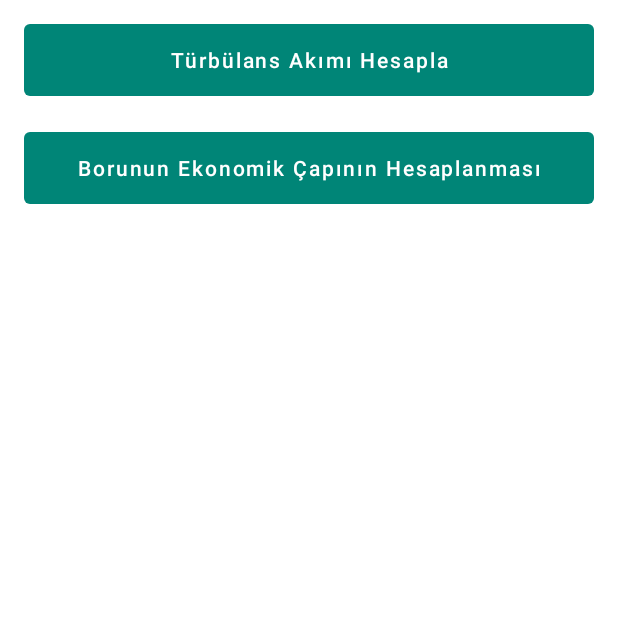
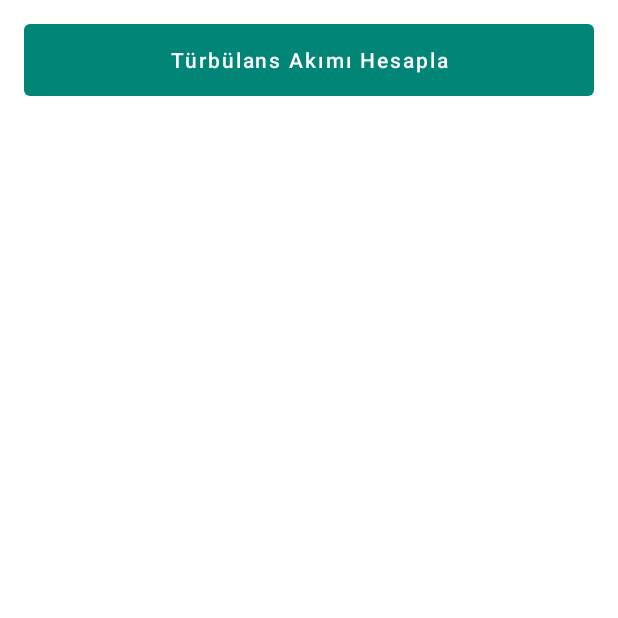
Before and after one commit to nuriefeoglu/MbuProject, an Android app: the screen it shows after launch (MainActivity), on a phone screen of 412 x 824 dp, the top half of it. Run offline under Robolectric (Android 15) with nearby library versions, the phone set to English and light mode, and no system bars; our stand-ins replace ButterKnife.

```diff
--- a/app/src/main/java/com/nuriefeoglu/mbuproject/base/BaseActivity.java
+++ /dev/null
@@ -1,74 +0,0 @@
-package com.nuriefeoglu.mbuproject.base;
-
-import android.os.Bundle;
-import android.view.View;
-import android.widget.TextView;
-import android.widget.Toast;
-
-import com.google.android.material.button.MaterialButton;
-import com.nuriefeoglu.mbuproject.R;
-
-import androidx.annotation.LayoutRes;
-import androidx.annotation.Nullable;
-import androidx.annotation.StringRes;
-import androidx.appcompat.app.AppCompatActivity;
-import butterknife.BindView;
-import butterknife.ButterKnife;
-import butterknife.Unbinder;
-
-public abstract class BaseActivity extends AppCompatActivity implements IView {
-
-
-    public Unbinder unbinder;
-    @BindView(R.id.incHeader)
-    View includeLayout;
-
-    @Override
-    protected void onCreate(@Nullable Bundle savedInstanceState) {
-        super.onCreate(savedInstanceState);
-        setContentView(layoutRes());
-        unbinder = ButterKnife.bind(this);
-        setupHeader();
-        viewDidLoad();
-    }
-
-
-    static class HeaderLayout {
-        @BindView(R.id.txtHeader)
-        TextView txtHeader;
-        @BindView(R.id.btnHeaderBack)
-        MaterialButton btnBack;
-    }
-
-    @Override
-    public void setupHeader() {
-        HeaderLayout headerLayout = new HeaderLayout();
-        ButterKnife.bind(headerLayout, includeLayout);
-        headerLayout.txtHeader.setText(setHeaderText());
-        headerLayout.btnBack.setOnClickListener(v -> onBackPressed());
-    }
-
-    protected abstract void viewDidLoad();
-
-    @Override
-    protected void onDestroy() {
-        super.onDestroy();
-        if (unbinder != null) {
-            unbinder.unbind();
-            unbinder = null;
-        }
-    }
-
-
-    public void showToast(String message) {
-        Toast.makeText(this, message, Toast.LENGTH_SHORT).show();
-    }
-
-    public String getStringResource(@StringRes int resId) {
-        return getResources().getString(resId);
-    }
-
-    @LayoutRes
-    protected abstract int layoutRes();
-
-}
--- a/app/src/main/java/com/nuriefeoglu/mbuproject/base/IView.java
+++ /dev/null
@@ -1,9 +0,0 @@
-package com.nuriefeoglu.mbuproject.base;
-
-public interface IView {
-
-    void setupHeader();
-    String setHeaderText();
-
-
-}
--- a/app/src/main/java/com/nuriefeoglu/mbuproject/calculateEconomicDiameterOfThePipe/ICalculateEconomicDiameterOfThePipeView.kt
+++ /dev/null
@@ -1,6 +0,0 @@
-package com.nuriefeoglu.mbuproject.calculateEconomicDiameterOfThePipe
-
-interface ICalculateEconomicDiameterOfThePipeView {
-
-    fun setupButtonListener()
-}
--- a/app/src/main/java/com/nuriefeoglu/mbuproject/home/MainActivity.java
+++ b/app/src/main/java/com/nuriefeoglu/mbuproject/home/MainActivity.java
@@ -1,16 +1,19 @@
 package com.nuriefeoglu.mbuproject.home;
 
 import android.content.Intent;
+import android.os.Bundle;
+
+import androidx.appcompat.app.AppCompatActivity;
 
 import com.google.android.material.button.MaterialButton;
 import com.nuriefeoglu.mbuproject.R;
-import com.nuriefeoglu.mbuproject.base.BaseActivity;
-import com.nuriefeoglu.mbuproject.calculateEconomicDiameterOfThePipe.CalculateEconomicDiameterOfThePipeActivity;
 import com.nuriefeoglu.mbuproject.turbulancecurrent.TurbulanceCurrentActivitiy;
 
 import butterknife.BindView;
+import butterknife.ButterKnife;
+import butterknife.Unbinder;
 
-public class MainActivity extends BaseActivity {
+public class MainActivity extends AppCompatActivity {
 
     //1)TÜRBÜLANS AKIMI HESAPLAMA
     //2)BORUNUN EKONOMİK ÇAPINI HESAPLAMA
@@ -28,16 +31,15 @@ public class MainActivity extends BaseActivity {
 
     @BindView(R.id.btnCalculateTurbulance)
     MaterialButton btnCalculateTurbulance;
-    @BindView(R.id.btnCalculateEconomicDiameter)
-    MaterialButton btnCalculateEconomicDiameter;
 
-
+    private Unbinder unbinder;
 
     @Override
-    protected void viewDidLoad() {
-
+    protected void onCreate(Bundle savedInstanceState) {
+        super.onCreate(savedInstanceState);
+        setContentView(R.layout.activity_main);
+        unbinder = ButterKnife.bind(this);
         setupListeners();
-
     }
 
     private void setupListeners() {
@@ -49,23 +51,15 @@ public class MainActivity extends BaseActivity {
 
         });
 
-        btnCalculateEconomicDiameter.setOnClickListener(v -> {
-
-            Intent intent = new Intent(this, CalculateEconomicDiameterOfThePipeActivity.class);
-            startActivity(intent);
-        });
-
 
     }
 
-
     @Override
-    protected int layoutRes() {
-        return R.layout.activity_main;
-    }
-
-    @Override
-    public String setHeaderText() {
-        return null;
+    protected void onDestroy() {
+        super.onDestroy();
+        if (unbinder != null) {
+            unbinder.unbind();
+            unbinder = null;
+        }
     }
 }
--- a/app/src/main/res/layout/activitiy_turbulancecurrent.xml
+++ b/app/src/main/res/layout/activitiy_turbulancecurrent.xml
@@ -11,8 +11,6 @@
     <LinearLayout
         android:layout_width="match_parent"
         android:layout_height="wrap_content"
-        android:focusableInTouchMode="true"
-        android:focusable="true"
         android:orientation="vertical">
 
         <include
@@ -91,7 +89,6 @@
                 android:textAllCaps="false"
                 android:text="@string/calculate"
                 android:id="@+id/btn_hesapla"
-                android:stateListAnimator="@null"
                 />
 
             <TextView
--- a/app/src/main/res/layout/activity_main.xml
+++ b/app/src/main/res/layout/activity_main.xml
@@ -11,36 +11,20 @@
         android:orientation="vertical"
         tools:context=".home.MainActivity">
 
+
         <com.google.android.material.button.MaterialButton
-            android:id="@+id/btnCalculateTurbulance"
             android:layout_width="match_parent"
             android:layout_height="wrap_content"
+            android:insetTop="0dp"
             android:insetLeft="0dp"
-            android:insetTop="0dp"
             android:insetRight="0dp"
             android:insetBottom="0dp"
+            android:textAllCaps="false"
             android:stateListAnimator="@null"
+            android:id="@+id/btnCalculateTurbulance"
             android:text="@string/calculate_turbulance_current"
-            android:textAllCaps="false" />
+            />
 
-
-        <com.google.android.material.button.MaterialButton
-            android:id="@+id/btnCalculateEconomicDiameter"
-            android:layout_width="match_parent"
-            android:layout_height="wrap_content"
-            android:layout_marginTop="@dimen/button_margin_top"
-            android:insetLeft="0dp"
-            android:insetTop="0dp"
-            android:insetRight="0dp"
-            android:insetBottom="0dp"
-            android:stateListAnimator="@null"
-            android:text="@string/calculate_economic_diameter_of_the_pipe"
-            android:textAllCaps="false" />
-
-        <include
-            android:id="@+id/incHeader"
-            layout="@layout/header"
-            android:visibility="gone" />
 
 
     </LinearLayout>
--- a/app/src/main/res/layout/header.xml
+++ b/app/src/main/res/layout/header.xml
@@ -42,7 +42,7 @@
             android:textColor="#545454"
             android:textStyle="bold"
             android:layout_marginStart="16dp"
-
+            android:text="@string/calculate_turbulance_current"
             />
 
     </LinearLayout>
--- a/app/src/main/res/values/dimens.xml
+++ /dev/null
@@ -1,5 +0,0 @@
-<?xml version="1.0" encoding="utf-8"?>
-<resources>
-    <dimen name="button_margin_top">24dp</dimen>
-    <dimen name="input_margin_top">16dp</dimen>
-</resources>
--- a/app/src/main/res/values/strings.xml
+++ b/app/src/main/res/values/strings.xml
@@ -5,10 +5,4 @@
     <string name="boru_ic_cap_input" translatable="false">Borunun İç Çapı</string>
     <string name="sicaklik_degeri_input" translatable="false">Sıcaklık Değerini Seçiniz</string>
     <string name="calculate" translatable="false">Hesapla</string>
-    <string name="empty_field">Lütfen boş alanları doldurunuz</string>
-    <string name="calculate_economic_diameter_of_the_pipe">Borunun Ekonomik Çapının Hesaplanması</string>
-    <string name="calisma_saati">Günlük Çalışma Saatini Giriniz</string>
-    <string name="kw_saat_fiyati">Kw/Saat Fiyatı Giriniz</string>
-    <string name="birim_boy_maliyet">Birim Boy Fiyatını Giriniz</string>
-    <string name="debi">Debi Değerini Giriniz</string>
 </resources>
--- a/build.gradle
+++ b/build.gradle
@@ -2,7 +2,6 @@
 apply from: 'dependencies.gradle'
 
 buildscript {
-    ext.kotlin_version = '1.3.50'
     repositories {
         google()
         jcenter()
@@ -11,7 +10,6 @@ buildscript {
     dependencies {
         //noinspection GradleDependency
         classpath 'com.android.tools.build:gradle:3.5.0'
-        classpath "org.jetbrains.kotlin:kotlin-gradle-plugin:$kotlin_version"
 
         // NOTE: Do not place your application dependencies here; they belong
         // in the individual module build.gradle files
```
Also changed, not shown: app/build.gradle (+0 -9 lines), app/src/main/AndroidManifest.xml (+1 -8 lines), app/src/main/java/com/nuriefeoglu/mbuproject/calculateEconomicDiameterOfThePipe/CalculateEconomicDiameterOfThePipeActivity.java (deleted, +0 -73 lines), app/src/main/java/com/nuriefeoglu/mbuproject/turbulancecurrent/ITurbulanceCurrentView.java (deleted, +0 -8 lines), app/src/main/java/com/nuriefeoglu/mbuproject/turbulancecurrent/TurbulanceCurrentActivitiy.java (+55 -34 lines), app/src/main/res/layout/activity_calculate_economic_diameter_of_the_pipe.xml (deleted, +0 -137 lines).
